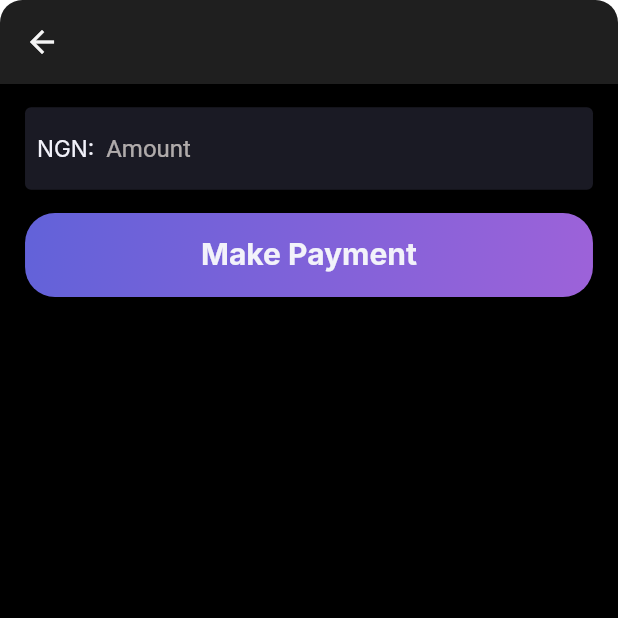
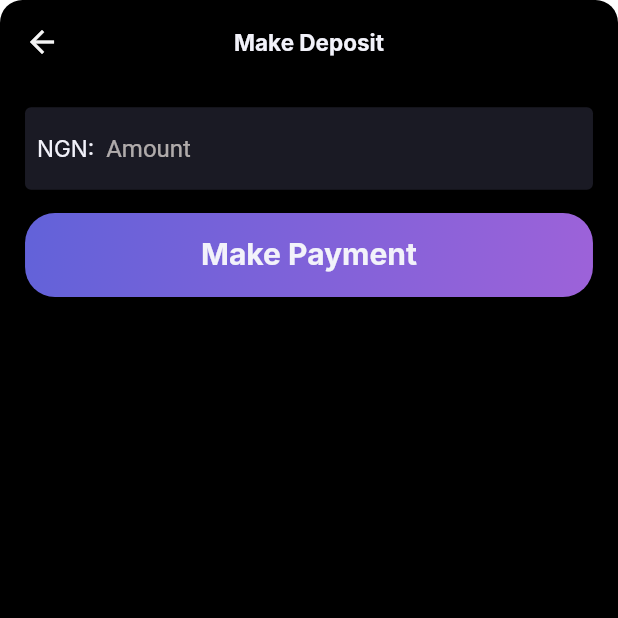
Before and after one commit to samstickkz/curr, a Flutter app: the BuyTokenScreen screen opened directly, on a phone screen of 412 x 824 dp, the top half of it. Run offline on Flutter 3.47's test engine with Material 2 defaults, Android fonts, the phone set to English and light mode, and no system bars; drawn by our look-alikes of oktoast; our stand-ins replace animated_splash_screen, animated_text_kit, cached_network_image, confetti, dartz, dio and 14 more; missing offline and left inert: flutter_shimmer; accounts and stored records are empty; Roboto replaces fonts that are missing (Inter, Montserrat); project files that could hold a hidden picture were left out.

Commit message:
wallet page update

```diff
--- a/lib/UI/home/navigations/home/buy_token/buy.token.ui.dart
+++ b/lib/UI/home/navigations/home/buy_token/buy.token.ui.dart
@@ -18,7 +18,12 @@ class BuyTokenScreen extends StatelessWidget {
         borderRadius: const BorderRadius.only(topLeft: Radius.circular(15), topRight: Radius.circular(15)),
         child: Scaffold(
           appBar: AppBar(
-            backgroundColor: Theme.of(context).dividerColor,
+            title: const AppText('Make Deposit'),
+            centerTitle: true,
+            elevation: 0,
+
+
+            // backgroundColor: Theme.of(context).dividerColor,
           ),
           body: Padding(
             padding: 16.0.padH,
```
